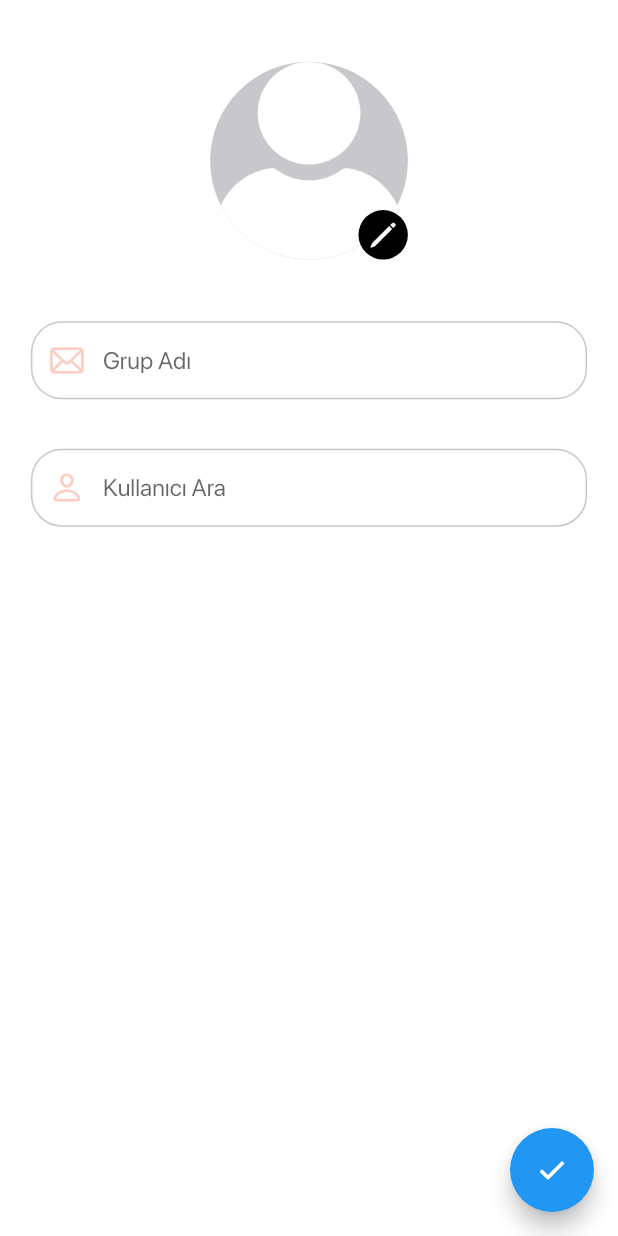
After one commit to mlafci/paypara, a Flutter app: the GroupSettingView screen opened directly, on a phone screen of 412 x 824 dp. The commit adds this screen. Run offline on Flutter 3.47's test engine with Material 2 defaults, Android fonts, the phone set to English and light mode, and no system bars; our stand-ins replace image_cropper, image_picker, shared_preferences; accounts and stored records are empty; network calls fail.

Commit message:
Group Setting View

```diff
--- a/lib/core/constants/navigation_constant.dart
+++ b/lib/core/constants/navigation_constant.dart
@@ -6,4 +6,5 @@ class NavigationConstants {
   static const recentExpensesView = "/recent_expenses_view";
   static const newGroupView = "/new_group_view";
   static const groupDetailView = "/group_detail_view";
+  static const groupSettingView = "/group_setting_view";
 }
--- a/lib/core/init/navigation/navigation_service.dart
+++ b/lib/core/init/navigation/navigation_service.dart
@@ -5,6 +5,7 @@ import 'package:paypara/ui/views/auth/register_view.dart';
 import 'package:paypara/ui/views/auth/reset_password_view.dart';
 import 'package:paypara/ui/views/expenses/recent_expenses_view.dart';
 import 'package:paypara/ui/views/group/group_detail_view.dart';
+import 'package:paypara/ui/views/group/group_setting_view.dart';
 import 'package:paypara/ui/views/home/home_view.dart';
 import 'package:paypara/ui/views/home/new_group_view.dart';
 
@@ -55,6 +56,9 @@ Route<dynamic> generateRoute(RouteSettings settings) {
     case NavigationConstants.groupDetailView:
       return MaterialPageRoute(
           builder: (_) => GroupDetailView(group: settings.arguments));
+    case NavigationConstants.groupSettingView:
+        return MaterialPageRoute(
+          builder: (_) => GroupSettingView());
     default:
       return null;
   }
--- /dev/null
+++ b/lib/ui/views/group/group_setting_view.dart
@@ -0,0 +1,357 @@
+import 'dart:convert';
+
+import 'package:flutter/cupertino.dart';
+import 'package:flutter/material.dart';
+import 'package:paypara/controller/image_picker/image_picker_controller.dart';
+import 'package:paypara/core/base/state/utility.dart';
+import 'package:paypara/core/constants/asset_constant.dart';
+import 'package:paypara/core/init/theme/color_manager.dart';
+import 'package:paypara/core/init/theme/text_style_manager.dart';
+import 'package:paypara/models/user/user.dart';
+import 'package:paypara/services/group/group_service.dart';
+import 'package:paypara/services/user/user_service.dart';
+import 'package:paypara/ui/view_models/image_picker/image_picker_model.dart';
+import 'package:paypara/ui/view_models/text_input/text_input_model.dart';
+import 'package:paypara/ui/widgets/button.dart';
+import 'package:paypara/ui/widgets/textField.dart';
+
+class GroupSettingView extends StatefulWidget {
+  @override
+  _GroupSettingViewState createState() => _GroupSettingViewState();
+}
+
+class _GroupSettingViewState extends State<GroupSettingView> {
+  ImagePickerModel groupImage = ImagePickerModel();
+  TextInputModel groupName, userName;
+  String currencyTpye = "Dolar";
+  int type = 0;
+  User groupUser = new User();
+
+  @override
+  void initState() {
+    groupName = TextInputModel(
+      hintText: "Grup Adı",
+      icon: Icon(
+        CupertinoIcons.mail,
+        color: ColorManager.instance.pink,
+      ),
+    );
+    userName = TextInputModel(
+      hintText: "Kullanıcı Ara",
+      icon: Icon(
+        CupertinoIcons.person,
+        color: ColorManager.instance.pink,
+      ),
+      isSearchText: true,
+    );
+    groupUser.result = [];
+    super.initState();
+  }
+
+  @override
+  Widget build(BuildContext context) {
+    Utility.height =
+        MediaQueryData.fromWindow(WidgetsBinding.instance.window).size.height;
+    Utility.width =
+        MediaQueryData.fromWindow(WidgetsBinding.instance.window).size.width;
+    return Scaffold(
+      appBar: AppBar(
+        toolbarHeight: 0,
+        backgroundColor: ColorManager.instance.white,
+        elevation: 0,
+      ),
+      floatingActionButton: FloatingActionButton(
+        onPressed: () {
+          GroupService.instance.addGroup(
+            context: context,
+            groupName: groupName,
+            currencyType: type,
+            image: groupImage.image,
+            groupUser: groupUser,
+          );
+        },
+        child: Icon(
+          CupertinoIcons.checkmark_alt,
+        ),
+      ),
+      body: Container(
+        width: Utility.width,
+        child: Column(
+          children: <Widget>[
+            SizedBox(
+              height: Utility.dynamicHeight(0.05),
+            ),
+            Stack(
+              children: [
+                CircleAvatar(
+                  radius: Utility.dynamicHeight(0.08),
+                  backgroundImage: (groupImage.image != null)
+                      ? MemoryImage(
+                          base64Decode(groupImage.image),
+                        )
+                      : AssetImage(
+                          AssetConstant.user,
+                        ),
+                  backgroundColor: ColorManager.instance.grey,
+                ),
+                Positioned(
+                  right: 0,
+                  bottom: 0,
+                  child: GestureDetector(
+                    onTap: () async {
+                      await ImagePickerController.getImageFromGallery(
+                          groupImage);
+                      setState(() {});
+                    },
+                    child: Container(
+                      padding: EdgeInsets.all(
+                        Utility.dynamicHeight(0.005),
+                      ),
+                      decoration: BoxDecoration(
+                        shape: BoxShape.circle,
+                        color: ColorManager.instance.black,
+                      ),
+                      child: Icon(
+                        CupertinoIcons.pencil,
+                        color: ColorManager.instance.white,
+                        size: Utility.dynamicHeight(0.03),
+                      ),
+                    ),
+                  ),
+                ),
+              ],
+            ),
+            SizedBox(
+              height: Utility.dynamicHeight(0.05),
+            ),
+            textField(textInputModel: groupName),
+            SizedBox(
+              height: Utility.dynamicHeight(0.02),
+            ),
+            Row(
+              children: [
+                SizedBox(
+                  width: Utility.dynamicWidth(0.05),
+                ),
+                // Text(
+                //   "Para Birimi",
+                //   style: TextStyleManager.instance.headline5BlackRegular,
+                // ),
+                // SizedBox(
+                //   width: Utility.dynamicWidth(0.15),
+                // ),
+                // DropdownButton<String>(
+                //   value: currencyTpye,
+                //   items: <String>['Dolar', 'Euro', 'Türk Lirası'].map((String value) {
+                //     return DropdownMenuItem<String>(
+                //       value: value,
+                //       child: Text(value),
+                //     );
+                //   }).toList(),
+                //   onChanged: (selectedItem) {
+                //     setState(
+                //       () {
+                //         currencyTpye = selectedItem;
+                //         if (selectedItem == "Dolar") {
+                //           type = 0;
+                //         } else if (selectedItem == "Euro") {
+                //           type = 1;
+                //         } else {
+                //           type = 2;
+                //         }
+                //       },
+                //     );
+                //   },
+                // ),
+              ],
+            ),
+            SizedBox(
+              height: Utility.dynamicHeight(0.02),
+            ),
+            textField(
+              textInputModel: userName,
+              function: () async {
+                await UserService.instance
+                    .searchUser(context: context, userName: userName);
+                setState(() {});
+              },
+            ),
+            SizedBox(
+              height: Utility.dynamicHeight(0.02),
+            ),
+            Container(
+              height: Utility.dynamicHeight(0.08),
+              width: Utility.dynamicWidth(0.9),
+              child: ListView.builder(
+                scrollDirection: Axis.horizontal,
+                itemCount: groupUser.result.length,
+                itemBuilder: (context, index) {
+                  return Padding(
+                    padding: EdgeInsets.only(
+                      right: Utility.dynamicWidth(0.04),
+                    ),
+                    child: Column(
+                      children: [
+                        Stack(
+                          children: [
+                            CircleAvatar(
+                              radius: Utility.dynamicHeight(0.025),
+                              backgroundImage: MemoryImage(
+                                base64Decode(groupUser.result[index].image),
+                              ),
+                            ),
+                            Positioned(
+                              right: 0,
+                              bottom: 0,
+                              child: GestureDetector(
+                                onTap: () async {
+                                  showCupertinoModalPopup<void>(
+                                      context: context,
+                                      builder: (BuildContext context) => Container(
+                                        child:
+                                        CupertinoAlertDialog(
+                                            title: const Text('Alert'),
+                                            content: Text(
+                                                "${groupUser.result[index].name.toUpperCase()}  ${groupUser.result[index].surname.toUpperCase()} kullanıcısını silmek istediğinize emin misiniz ?"),
+                                            actions: <CupertinoDialogAction>[
+                                              CupertinoDialogAction(
+                                                child: const Text('No'),
+                                                onPressed: () {
+                                                  Navigator.pop(context);
+                                                },
+                                              ),
+                                              CupertinoDialogAction(
+                                                child: const Text('Yes'),
+                                                isDestructiveAction: true,
+                                                onPressed: () {
+                                                  setState(() {
+                                                     groupUser.result.removeAt(index);
+                                                  });
+                                                  Navigator.pop(context);
+                                                },
+                                              )
+                                            ],
+                                          ),
+                                          )
+                                        );
+                                  setState(() {});
+                                },
+                                child: Container(
+                                  padding: EdgeInsets.all(
+                                    Utility.dynamicHeight(0.005),
+                                  ),
+                                  decoration: BoxDecoration(
+                                    shape: BoxShape.circle,
+                                    color: Colors.red,
+                                  ),
+                                  child: Icon(
+                                    CupertinoIcons.xmark,
+                                    color: ColorManager.instance.white,
+                                    size: Utility.dynamicHeight(0.012),
+                                  ),
+                                ),
+                              ),
+                            ),
+                          ],
+                        ),
+                        SizedBox(
+                          height: Utility.dynamicHeight(0.005),
+                        ),
+                        Text(
+                          "${groupUser.result[index].name}",
+                        ),
+                      ],
+                    ),
+                  );
+                },
+              ),
+            ),
+            SizedBox(
+              height: Utility.dynamicHeight(0.02),
+            ),
+            (UserService.instance.user.result != null)
+                ? Expanded(
+                    child: Container(
+                      width: Utility.dynamicWidth(0.9),
+                      child: ListView.builder(
+                        itemCount: UserService.instance.user.result.length,
+                        itemBuilder: (context, index) {
+                          return Padding(
+                            padding: EdgeInsets.only(
+                              bottom: Utility.dynamicHeight(0.02),
+                            ),
+                            child: GestureDetector(
+                              onTap: () {
+                                if (!groupUser.result.any((element) =>
+                                    element.id ==
+                                    UserService
+                                        .instance.user.result[index].id)) {
+                                  showCupertinoModalPopup<void>(
+                                      context: context,
+                                      builder: (BuildContext context) => Container(
+                                        child:
+                                        CupertinoAlertDialog(
+                                            title: const Text('Alert'),
+                                            content: Text(
+                                                "${UserService.instance.user.result[index].name.toUpperCase()}  ${UserService.instance.user.result[index].surname.toUpperCase()} kullanıcısını eklemek istediğinize emin misiniz ?"),
+                                            actions: <CupertinoDialogAction>[
+                                              CupertinoDialogAction(
+                                                child: const Text('No'),
+                                                onPressed: () {
+                                                  Navigator.pop(context);
+                                                },
+                                              ),
+                                              CupertinoDialogAction(
+                                                child: const Text('Yes'),
+                                                isDestructiveAction: true,
+                                                onPressed: () {
+                                                  setState(() {
+                                                    groupUser.result.add(
+                                                        UserService
+                                                            .instance
+                                                            .user
+                                                            .result[index]);
+                                                  });
+                                                  Navigator.pop(context);
+                                                },
+                                              )
+                                            ],
+                                          ),
+                                          )
+                                        );
+                                }
+                              },
+                              child: Container(
+                                child: Row(
+                                  children: <Widget>[
+                                    CircleAvatar(
+                                      radius: Utility.dynamicHeight(0.03),
+                                      backgroundImage: MemoryImage(
+                                        base64Decode(UserService
+                                            .instance.user.result[index].image),
+                                      ),
+                                    ),
+                                    SizedBox(
+                                      width: Utility.dynamicWidth(0.05),
+                                    ),
+                                    Text(
+                                      "${UserService.instance.user.result[index].name}",
+                                      style: TextStyleManager
+                                          .instance.headline5BlackRegular,
+                                    ),
+                                  ],
+                                ),
+                              ),
+                            ),
+                          );
+                        },
+                      ),
+                    ),
+                  )
+                : Container(),
+          ],
+        ),
+      ),
+    );
+  }
+}
```
